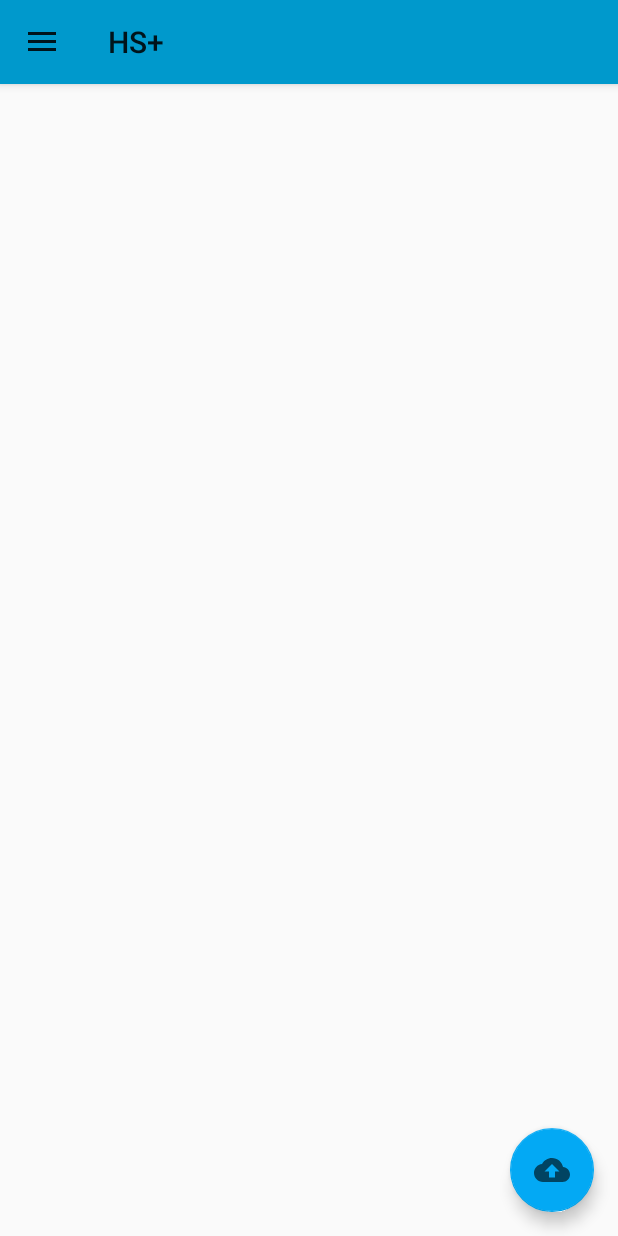
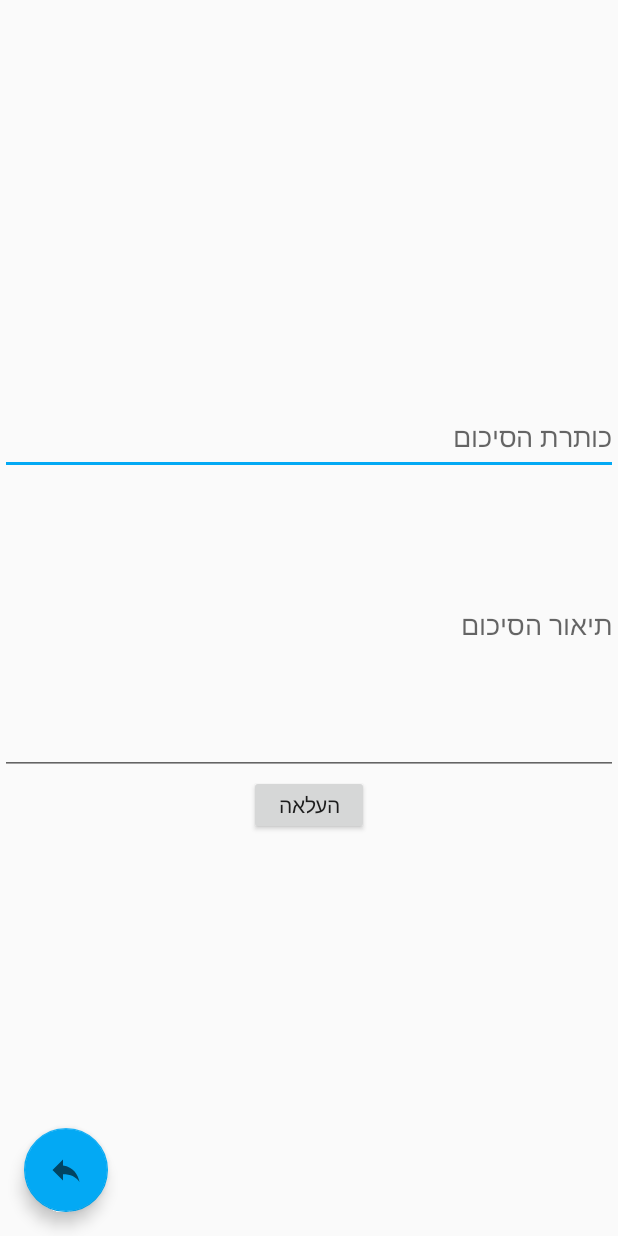
Before and after one commit to EladBG-code/SchoolProject, an Android app: the ViewSummariesOnSubject screen opened directly, with no data from a screen before it, after a tap on an icon or button, on a phone screen of 412 x 824 dp. Run offline under Robolectric (Android 15) with nearby library versions, the phone set to English and light mode, and no system bars.

Commit message:
lots of things work

```diff
--- a/app/src/main/java/com/theproject/schoolproject/AddSummaryActivity.java
+++ b/app/src/main/java/com/theproject/schoolproject/AddSummaryActivity.java
@@ -3,12 +3,31 @@ package com.theproject.schoolproject;
 import androidx.appcompat.app.AppCompatActivity;
 
 import android.os.Bundle;
+import android.view.View;
+import com.google.android.material.floatingactionbutton.FloatingActionButton;
 
-public class AddSummaryActivity extends AppCompatActivity {
+public class AddSummaryActivity extends AppCompatActivity implements View.OnClickListener {
 
+    FloatingActionButton floatingReturnButton;
     @Override
     protected void onCreate(Bundle savedInstanceState) {
         super.onCreate(savedInstanceState);
         setContentView(R.layout.activity_add_summary);
+
+        floatingReturnButton = findViewById(R.id.floatingReturnButton);
+
+        floatingReturnButton.setOnClickListener(this);
+    }
+
+    @Override
+    public void onBackPressed() {
+        super.onBackPressed();
+    }
+
+    @Override
+    public void onClick(View v) {
+        if(v == floatingReturnButton){
+            finish();
+        }
     }
 }
--- a/app/src/main/java/com/theproject/schoolproject/Summary.java
+++ b/app/src/main/java/com/theproject/schoolproject/Summary.java
@@ -4,15 +4,13 @@ public class Summary {
 
     //author is the username of the user that created the summary
     private String author;
-    private String subject;
     private String title;
     private String description;
     //private int score;
 
     //EDITOR NOTE: IF YOU HAVE TIME ADD AN IMAGE OF THE AUTHOR TO THE SUMMARY PAGE
-    public Summary(String author, String subject, String title, String description) {
+    public Summary(String author, String title, String description) {
         this.author = author;
-        this.subject = subject;
         this.title = title;
         this.description = description;
         //EDITOR NOTE URGENT: ADD IMAGE\FILE UPLOADING SYSTEM
@@ -25,14 +23,6 @@ public class Summary {
 
     public void setAuthor(String author) {
         this.author = author;
-    }
-
-    public String getSubject() {
-        return subject;
-    }
-
-    public void setSubject(String subject) {
-        this.subject = subject;
     }
 
     public String getTitle() {
--- a/app/src/main/java/com/theproject/schoolproject/ViewSummariesOnSubject.java
+++ b/app/src/main/java/com/theproject/schoolproject/ViewSummariesOnSubject.java
@@ -123,7 +123,8 @@ public class ViewSummariesOnSubject extends AppCompatActivity implements Navigat
     public void onClick(View v) {
         if(v == floatingUploadButton){
             //Upload floating action button selected
-
+            Intent intent = new Intent(this,AddSummaryActivity.class);
+            startActivity(intent);
         }
 
     }
--- /dev/null
+++ b/app/src/main/res/drawable/reply_icon.xml
@@ -0,0 +1,10 @@
+<vector xmlns:android="http://schemas.android.com/apk/res/android"
+    android:width="24dp"
+    android:height="24dp"
+    android:viewportWidth="24"
+    android:viewportHeight="24"
+    android:tint="?attr/colorControlNormal">
+  <path
+      android:fillColor="@android:color/white"
+      android:pathData="M10,9V5l-7,7 7,7v-4.1c5,0 8.5,1.6 11,5.1 -1,-5 -4,-10 -11,-11z"/>
+</vector>
--- a/app/src/main/res/layout/activity_add_summary.xml
+++ b/app/src/main/res/layout/activity_add_summary.xml
@@ -1,9 +1,44 @@
 <?xml version="1.0" encoding="utf-8"?>
-<androidx.constraintlayout.widget.ConstraintLayout xmlns:android="http://schemas.android.com/apk/res/android"
+<androidx.coordinatorlayout.widget.CoordinatorLayout xmlns:android="http://schemas.android.com/apk/res/android"
     xmlns:app="http://schemas.android.com/apk/res-auto"
     xmlns:tools="http://schemas.android.com/tools"
     android:layout_width="match_parent"
     android:layout_height="match_parent"
     tools:context=".AddSummaryActivity">
 
-</androidx.constraintlayout.widget.ConstraintLayout>
+    <LinearLayout
+        android:layout_width="match_parent"
+        android:layout_height="match_parent"
+        android:orientation="vertical"
+        android:gravity="center"
+        >
+        <EditText
+            android:layout_width="match_parent"
+            android:layout_height="50sp"
+            android:hint="כותרת הסיכום"
+            />
+
+            <EditText
+                android:layout_width="match_parent"
+                android:layout_height="200sp"
+                android:hint="תיאור הסיכום"
+                />
+
+
+        <Button
+            android:layout_width="80sp"
+            android:layout_height="40sp"
+            android:text="העלאה"
+            />
+
+    </LinearLayout>
+
+    <com.google.android.material.floatingactionbutton.FloatingActionButton
+        android:id="@+id/floatingReturnButton"
+        android:layout_width="wrap_content"
+        android:layout_height="wrap_content"
+        android:layout_gravity="bottom|left"
+        android:layout_margin="16dp"
+        app:srcCompat="@drawable/reply_icon"/>
+
+</androidx.coordinatorlayout.widget.CoordinatorLayout>
```
